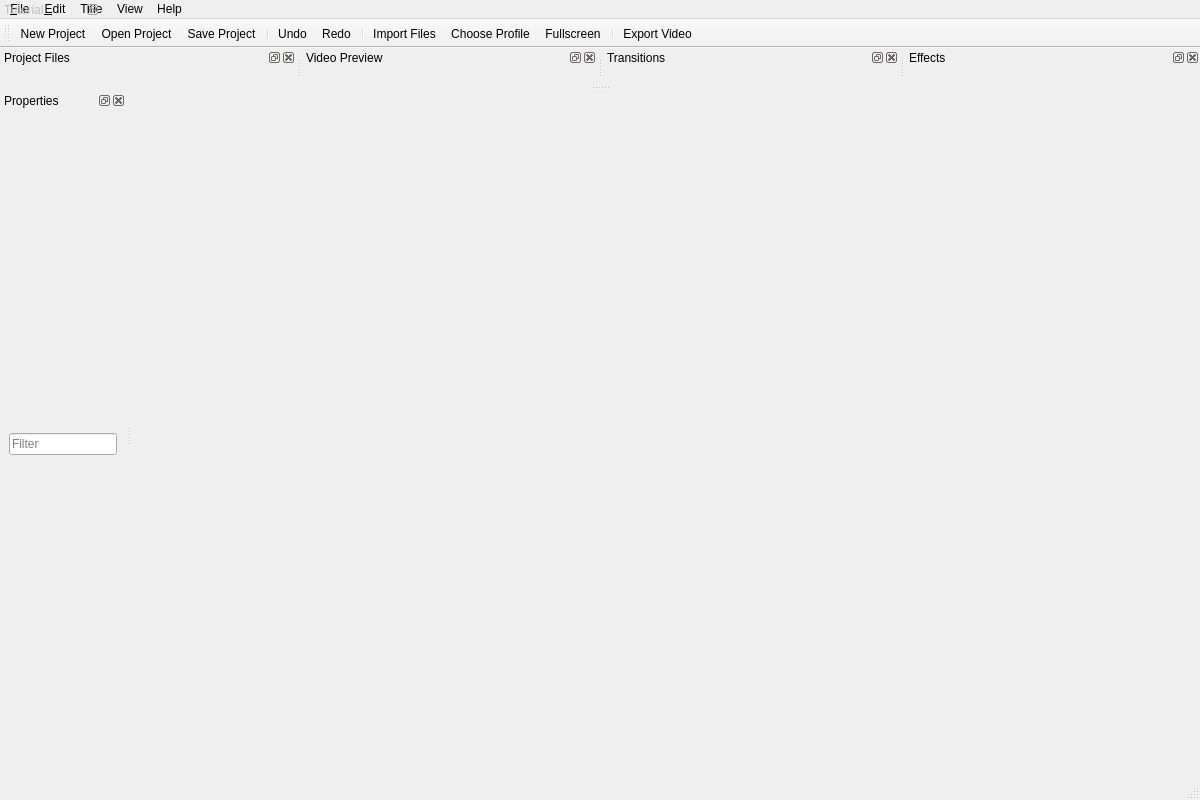
The window that src/windows/ui/main-window.ui (OpenShot/openshot-qt) describes before a commit, drawn with Qt 5.
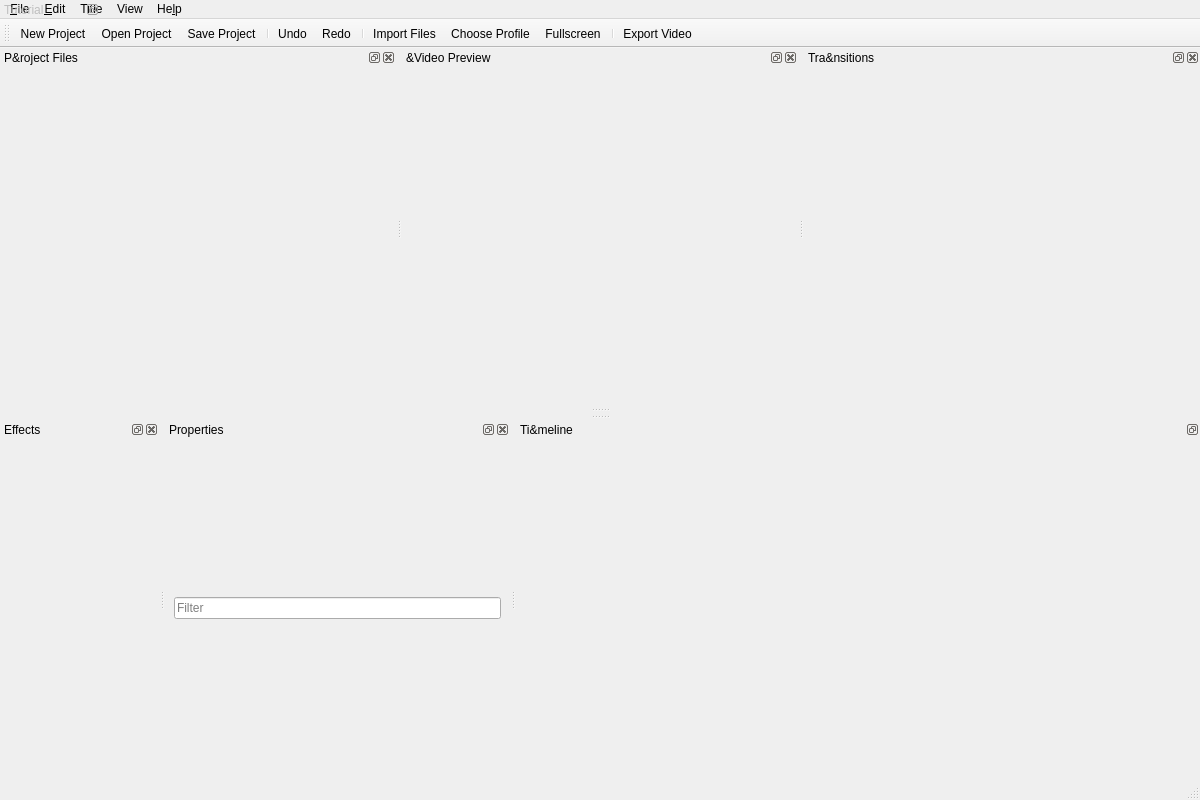
The same window after the commit. Icons and pictures are not drawn.

What changed in the file:
```diff
--- a/src/windows/ui/main-window.ui
+++ b/src/windows/ui/main-window.ui
@@ -37,13 +37,31 @@
   </property>
   <widget class="QWidget" name="centralwidget">
    <property name="sizePolicy">
-    <sizepolicy hsizetype="Preferred" vsizetype="Preferred">
+    <sizepolicy hsizetype="Preferred" vsizetype="Fixed">
      <horstretch>0</horstretch>
      <verstretch>0</verstretch>
     </sizepolicy>
    </property>
+   <property name="minimumSize">
+    <size>
+     <width>0</width>
+     <height>1</height>
+    </size>
+   </property>
+   <property name="maximumSize">
+    <size>
+     <width>16777215</width>
+     <height>1</height>
+    </size>
+   </property>
+   <property name="cursor">
+    <cursorShape>SplitVCursor</cursorShape>
+   </property>
+   <property name="contextMenuPolicy">
+    <enum>Qt::DefaultContextMenu</enum>
+   </property>
    <property name="autoFillBackground">
-    <bool>false</bool>
+    <bool>true</bool>
    </property>
    <layout class="QGridLayout" name="gridLayout">
     <property name="leftMargin">
@@ -71,7 +89,7 @@
     <rect>
      <x>0</x>
      <y>0</y>
-     <width>808</width>
+     <width>1200</width>
      <height>25</height>
     </rect>
    </property>
@@ -133,7 +151,7 @@
    </widget>
    <widget class="QMenu" name="menuHelp">
     <property name="title">
-     <string>Help</string>
+     <string>He&amp;lp</string>
     </property>
     <addaction name="actionHelpContents"/>
     <addaction name="separator"/>
@@ -183,7 +201,7 @@
     </sizepolicy>
    </property>
    <property name="windowTitle">
-    <string>Project Files</string>
+    <string>P&amp;roject Files</string>
    </property>
    <attribute name="dockWidgetArea">
     <number>4</number>
@@ -216,7 +234,7 @@
     </sizepolicy>
    </property>
    <property name="windowTitle">
-    <string>Video Preview</string>
+    <string>&amp;Video Preview</string>
    </property>
    <attribute name="dockWidgetArea">
     <number>4</number>
@@ -243,7 +261,7 @@
   </widget>
   <widget class="QDockWidget" name="dockTransitions">
    <property name="windowTitle">
-    <string>Transitions</string>
+    <string>Tra&amp;nsitions</string>
    </property>
    <attribute name="dockWidgetArea">
     <number>4</number>
@@ -273,7 +291,7 @@
     <string>Effects</string>
    </property>
    <attribute name="dockWidgetArea">
-    <number>4</number>
+    <number>8</number>
    </attribute>
    <widget class="QWidget" name="dockWidgetContents_4">
     <layout class="QGridLayout" name="gridLayout_5">
@@ -306,7 +324,7 @@
     <string>Properties</string>
    </property>
    <attribute name="dockWidgetArea">
-    <number>1</number>
+    <number>8</number>
    </attribute>
    <widget class="QWidget" name="dockPropertiesContent">
     <layout class="QGridLayout" name="gridLayout_6">
@@ -350,8 +368,8 @@
    </property>
    <property name="minimumSize">
     <size>
-     <width>10</width>
-     <height>10</height>
+     <width>61</width>
+     <height>38</height>
     </size>
    </property>
    <property name="cursor">
@@ -373,7 +391,7 @@
     <bool>true</bool>
    </property>
    <property name="features">
-    <set>QDockWidget::DockWidgetFloatable</set>
+    <set>QDockWidget::DockWidgetFloatable|QDockWidget::DockWidgetMovable</set>
    </property>
    <property name="allowedAreas">
     <set>Qt::NoDockWidgetArea</set>
@@ -425,6 +443,36 @@
     </layout>
    </widget>
   </widget>
+  <widget class="QDockWidget" name="dockTimeline">
+   <property name="minimumSize">
+    <size>
+     <width>250</width>
+     <height>150</height>
+    </size>
+   </property>
+   <property name="features">
+    <set>QDockWidget::DockWidgetFloatable|QDockWidget::DockWidgetMovable</set>
+   </property>
+   <property name="windowTitle">
+    <string>Ti&amp;meline</string>
+   </property>
+   <attribute name="dockWidgetArea">
+    <number>8</number>
+   </attribute>
+   <widget class="QWidget" name="dockTimelineContents">
+    <property name="focusPolicy">
+     <enum>Qt::ClickFocus</enum>
+    </property>
+    <property name="contextMenuPolicy">
+     <enum>Qt::NoContextMenu</enum>
+    </property>
+    <layout class="QGridLayout" name="gridLayout_7">
+     <item row="0" column="0">
+      <layout class="QVBoxLayout" name="frameWeb"/>
+     </item>
+    </layout>
+   </widget>
+  </widget>
   <action name="actionNew">
    <property name="icon">
     <iconset theme="document-new" resource="../../images/openshot.qrc">
```
Left out of the diff: 71 changed lines with no effect on the pictures.
